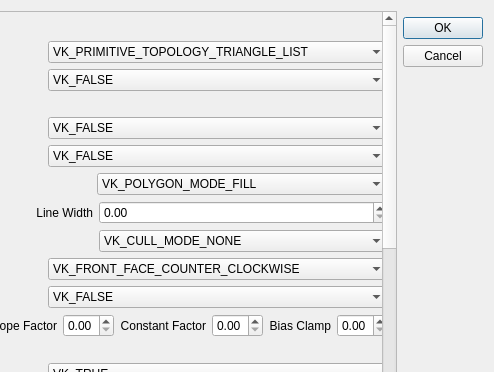
Qt form VulkanSetupGUI/GraphicsPipelineView.ui (Schokolado/GraphicalVulkanEditor) before a commit; both pictures show x 217 to 711 and y 0 to 372 of the 711 by 563 pixel window.
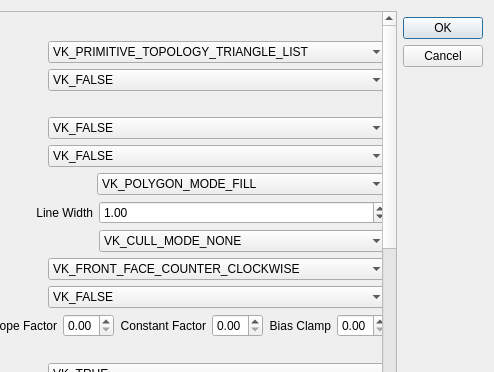
The same form after that commit.

Patch:
```diff
--- a/VulkanSetupGUI/GraphicsPipelineView.ui
+++ b/VulkanSetupGUI/GraphicsPipelineView.ui
@@ -33,7 +33,7 @@
       <property name="geometry">
        <rect>
         <x>0</x>
-        <y>-645</y>
+        <y>0</y>
         <width>593</width>
         <height>1188</height>
        </rect>
@@ -357,12 +357,18 @@
              </item>
              <item>
               <widget class="QDoubleSpinBox" name="lineWidthInput">
+               <property name="minimum">
+                <double>0.010000000000000</double>
+               </property>
                <property name="maximum">
-                <double>1.000000000000000</double>
+                <double>999.000000000000000</double>
                </property>
                <property name="singleStep">
                 <double>0.010000000000000</double>
                </property>
+               <property name="value">
+                <double>1.000000000000000</double>
+               </property>
               </widget>
              </item>
             </layout>
```
